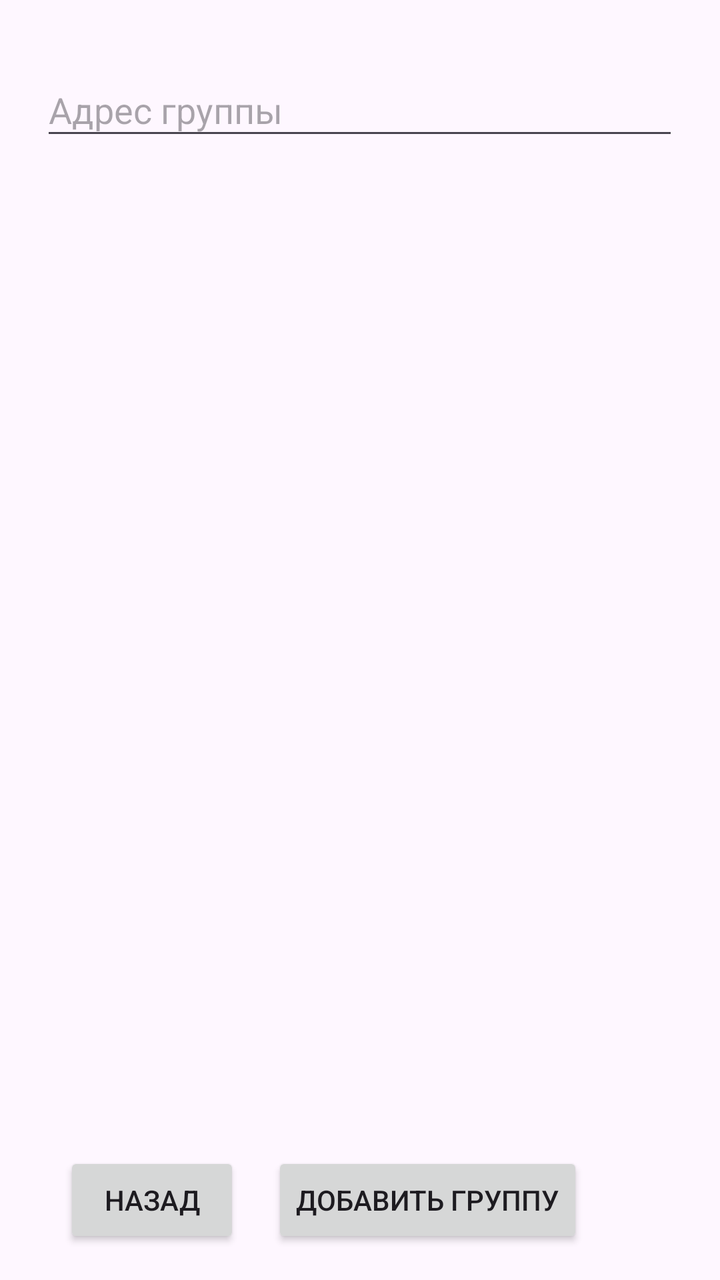
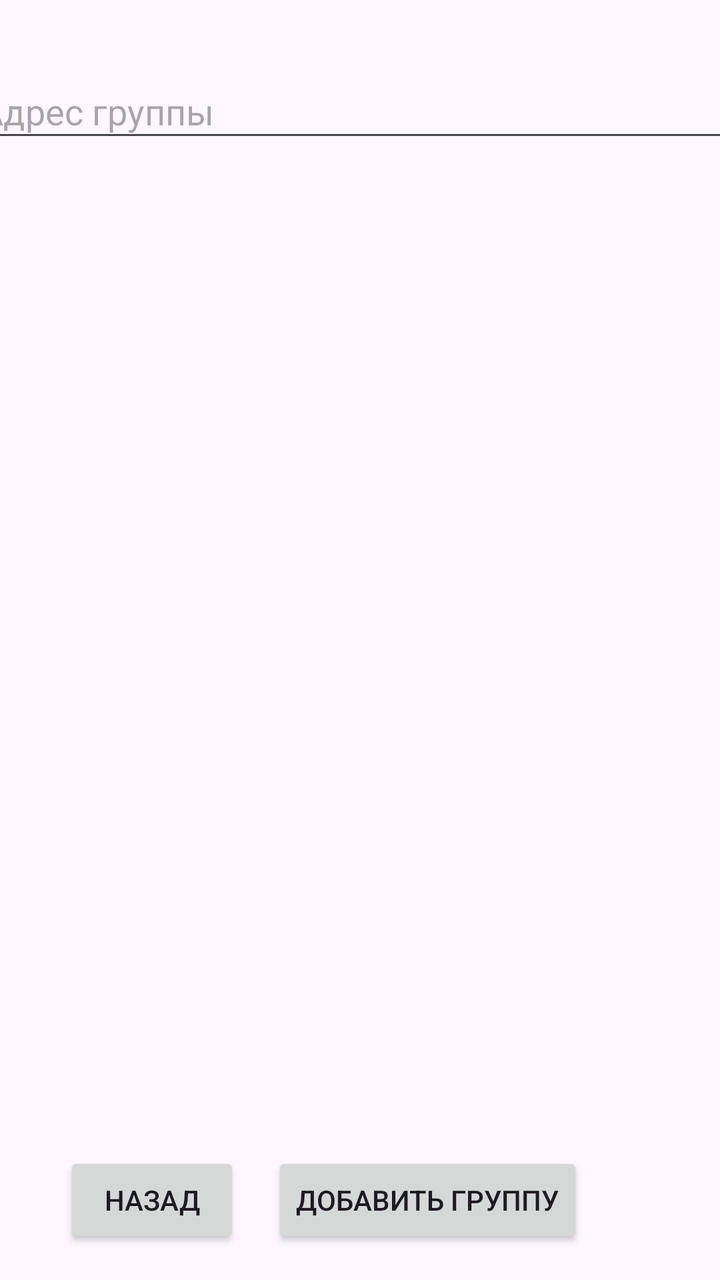

An Android layout rendered at two revisions. The XML below is the earlier revision; the diff shows what the commit changed to produce the second picture.
<!-- AndroidManifest.xml: application theme Theme.Vkapi -->
<!-- res/layout/activity_add_new_pub.xml -->
<?xml version="1.0" encoding="utf-8"?>
<androidx.constraintlayout.widget.ConstraintLayout xmlns:android="http://schemas.android.com/apk/res/android"
    xmlns:app="http://schemas.android.com/apk/res-auto"
    xmlns:tools="http://schemas.android.com/tools"
    android:id="@+id/Groupe"
    android:layout_width="match_parent"
    android:layout_height="match_parent"
    tools:context=".add_new_pub">

    <EditText
        android:id="@+id/pub_ref"
        android:layout_width="319dp"
        android:layout_height="43dp"
        android:layout_marginTop="32dp"
        android:ems="10"
        android:hint="@string/pub_ref_text"
        android:inputType="text"
        app:layout_constraintEnd_toEndOf="parent"
        app:layout_constraintHorizontal_bias="0.497"
        app:layout_constraintStart_toStartOf="parent"
        app:layout_constraintTop_toTopOf="parent" />

    <Button
        android:id="@+id/add_new_pub_btn"
        android:layout_width="wrap_content"
        android:layout_height="wrap_content"
        android:layout_marginStart="16dp"
        android:layout_marginBottom="16dp"
        android:text="@string/add_new_pub_btn"
        app:layout_constraintBottom_toBottomOf="parent"
        app:layout_constraintStart_toEndOf="@+id/back_button" />

    <Button
        android:id="@+id/back_button"
        android:layout_width="wrap_content"
        android:layout_height="wrap_content"
        android:layout_marginStart="32dp"
        android:layout_marginBottom="16dp"
        android:text="@string/back_btn"
        app:layout_constraintBottom_toBottomOf="parent"
        app:layout_constraintStart_toStartOf="parent" />

</androidx.constraintlayout.widget.ConstraintLayout>
<!-- resources referenced by this layout -->
<resources>
  <string name="add_new_pub_btn">Добавить группу</string>
  <string name="back_btn">Назад</string>
  <string name="pub_ref_text">Адрес группы</string>
  <style name="Theme.Vkapi" parent="Base.Theme.Vkapi" />
  <style name="Base.Theme.Vkapi" parent="Theme.Material3.DayNight.NoActionBar">
          
          
      </style>
</resources>

<!-- the commit's change to res/layout/activity_add_new_pub.xml (unified diff, before → after) -->
@@ -9,9 +9,10 @@
 
     <EditText
         android:id="@+id/pub_ref"
-        android:layout_width="319dp"
-        android:layout_height="43dp"
+        android:layout_width="389dp"
+        android:layout_height="44dp"
         android:layout_marginTop="32dp"
+        android:autofillHints=""
         android:ems="10"
         android:hint="@string/pub_ref_text"
         android:inputType="text"
